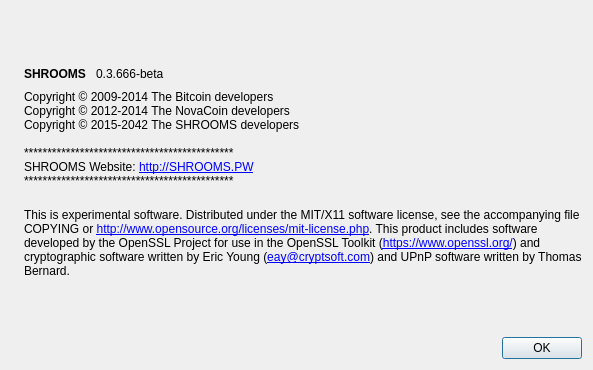
torus-economy/torus-core, file src/qt/forms/aboutdialog.ui: the form before one commit.
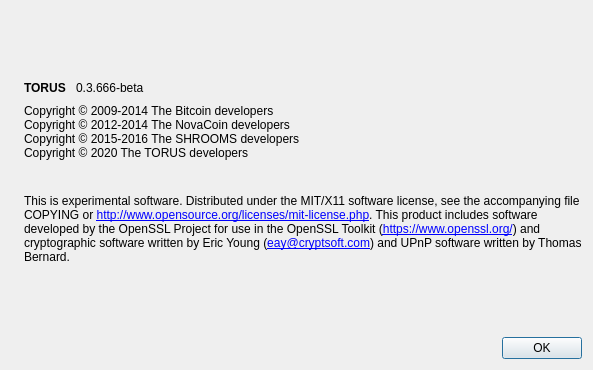
The form after the commit. Icons and pictures are not drawn.

Commit message: Rebrand SHROOMS to TORUS

What changed in the file:
```diff
--- a/src/qt/forms/aboutdialog.ui
+++ b/src/qt/forms/aboutdialog.ui
@@ -50,7 +50,7 @@
           <cursorShape>IBeamCursor</cursorShape>
          </property>
          <property name="text">
-          <string>&lt;b&gt;SHROOMS&lt;/b&gt; </string>
+          <string>&lt;b&gt;TORUS&lt;/b&gt; </string>
          </property>
          <property name="textInteractionFlags">
           <set>Qt::LinksAccessibleByMouse|Qt::TextSelectableByKeyboard|Qt::TextSelectableByMouse</set>
@@ -93,10 +93,8 @@
        <property name="text">
         <string>Copyright © 2009-2014 The Bitcoin developers&lt;br/&gt;
 Copyright © 2012-2014 The NovaCoin developers&lt;br/&gt;
-Copyright © 2015-2042 The SHROOMS developers&lt;br/&gt;&lt;br/&gt;
-*********************************************&lt;br/&gt;
-SHROOMS Website: &lt;a href=&quot;http://shrooms.pw&quot;&gt;http://SHROOMS.PW&lt;/a&gt;&lt;/a&gt;&lt;br/&gt;
-*********************************************&lt;br/&gt;
+Copyright © 2015-2016 The SHROOMS developers&lt;br/&gt;
+Copyright © 2020 The TORUS developers&lt;br/&gt;&lt;br/&gt;
         </string>
        </property>
        <property name="textFormat">
```
Left out of the diff: 2 changed lines with no effect on the pictures. The commit also changes 173 other files.
